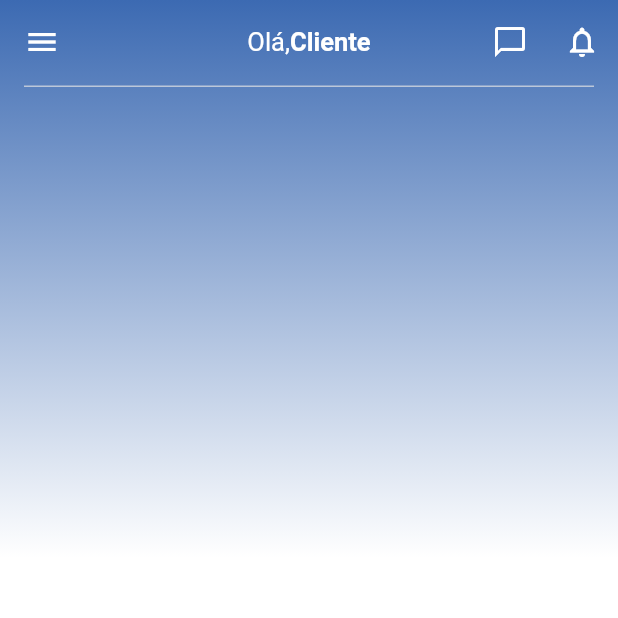
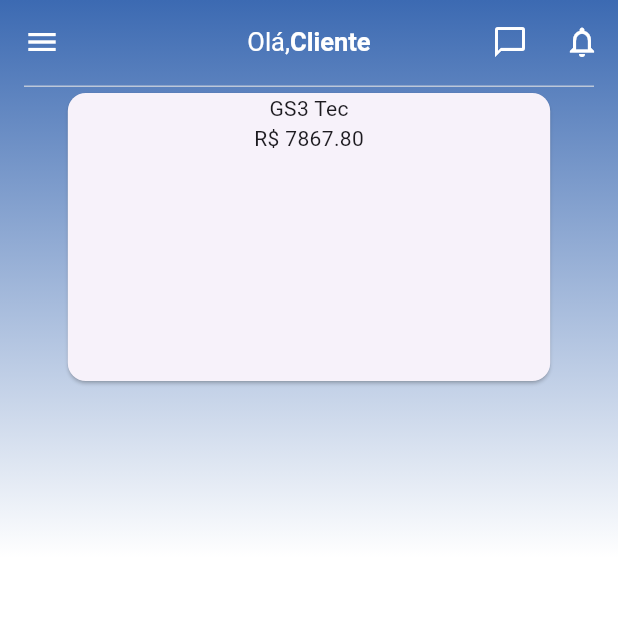
Before and after one commit to kaioenzo/gs3, a Flutter app: the screen it shows after launch, on a phone screen of 412 x 824 dp, the top half of it. Run offline on Flutter 3.47's test engine with Material 3 defaults, Android fonts, the phone set to English and light mode, and no system bars; generated files the repository leaves out were written again.

Commit message:
feat: cria componente de carroussel para listagem de contas e transações

```diff
--- a/gs3/lib/screens/homepage.dart
+++ b/gs3/lib/screens/homepage.dart
@@ -1,4 +1,7 @@
 import 'package:flutter/material.dart';
+import 'package:gs3/provider/account_provider.dart';
+import 'package:gs3/widgets/account_carousel.dart';
+import 'package:provider/provider.dart';
 
 class Homepage extends StatelessWidget {
   const Homepage({super.key});
@@ -52,7 +55,14 @@ class Homepage extends StatelessWidget {
                 onPressed: () {}),
           ],
         ),
-        body: Container(),
+        body: ChangeNotifierProvider(
+          create: (ctx) => AccountProvider(),
+          child: const Column(
+            children: [
+              AccountCarousel(),
+            ],
+          ),
+        ),
       ),
     );
   }
--- /dev/null
+++ b/gs3/lib/widgets/account_carousel.dart
@@ -0,0 +1,69 @@
+import 'package:flutter/material.dart';
+import 'package:gs3/provider/account_provider.dart';
+import 'package:provider/provider.dart';
+
+class AccountCarousel extends StatefulWidget {
+  const AccountCarousel({super.key});
+
+  @override
+  State<AccountCarousel> createState() => _AccountCarouselState();
+}
+
+class _AccountCarouselState extends State<AccountCarousel> {
+  PageController pageController = PageController();
+
+  @override
+  void initState() {
+    super.initState();
+    pageController = PageController(
+      initialPage: context.read<AccountProvider>().selectedIndex,
+      viewportFraction: 0.8,
+    );
+  }
+
+  @override
+  void dispose() {
+    pageController.dispose();
+    super.dispose();
+  }
+
+  @override
+  Widget build(BuildContext context) {
+    final accountProvider = Provider.of<AccountProvider>(context);
+    return SizedBox(
+      height: 200,
+      child: PageView.builder(
+        controller: pageController,
+        onPageChanged: (page) {
+          accountProvider.selectAccount(page);
+        },
+        scrollDirection: Axis.horizontal,
+        itemCount: accountProvider.accounts.length,
+        itemBuilder: (ctx, index) {
+          final account = accountProvider.accounts[index];
+          return GestureDetector(
+            onTap: () {
+              pageController.animateToPage(
+                index,
+                duration: const Duration(milliseconds: 300),
+                curve: Curves.easeInOut,
+              );
+              accountProvider.selectAccount(index);
+            },
+            child: SizedBox(
+              width: 300,
+              child: Card(
+                child: Column(
+                  children: [
+                    Text(account.name),
+                    Text('R\$ ${account.balanceAmmount.toStringAsFixed(2)}'),
+                  ],
+                ),
+              ),
+            ),
+          );
+        },
+      ),
+    );
+  }
+}
```
